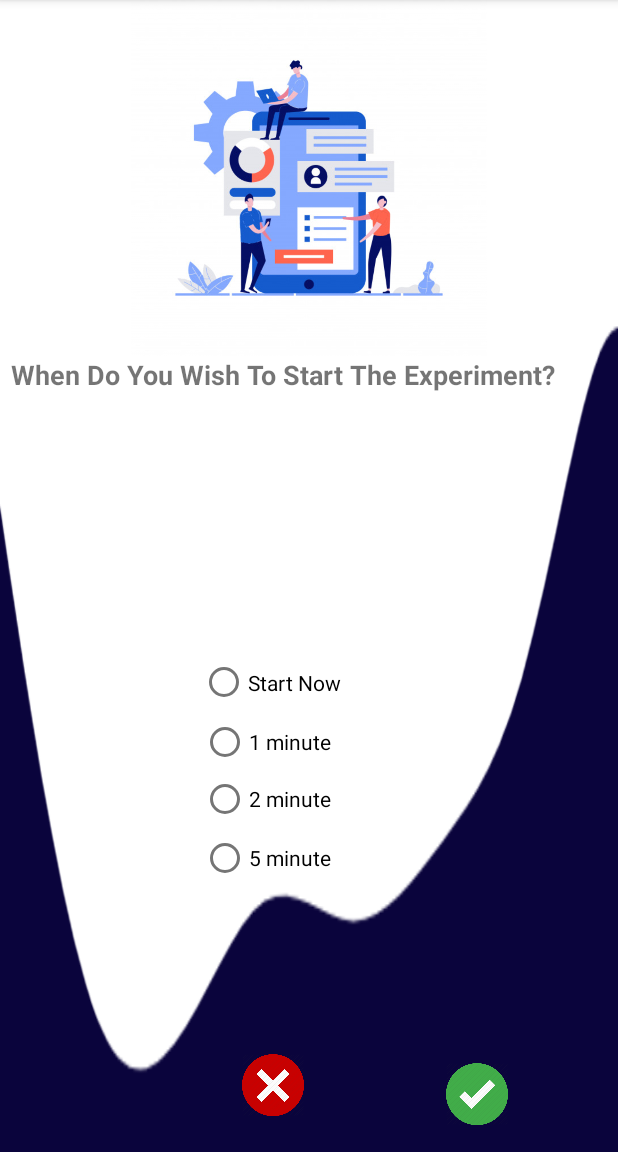
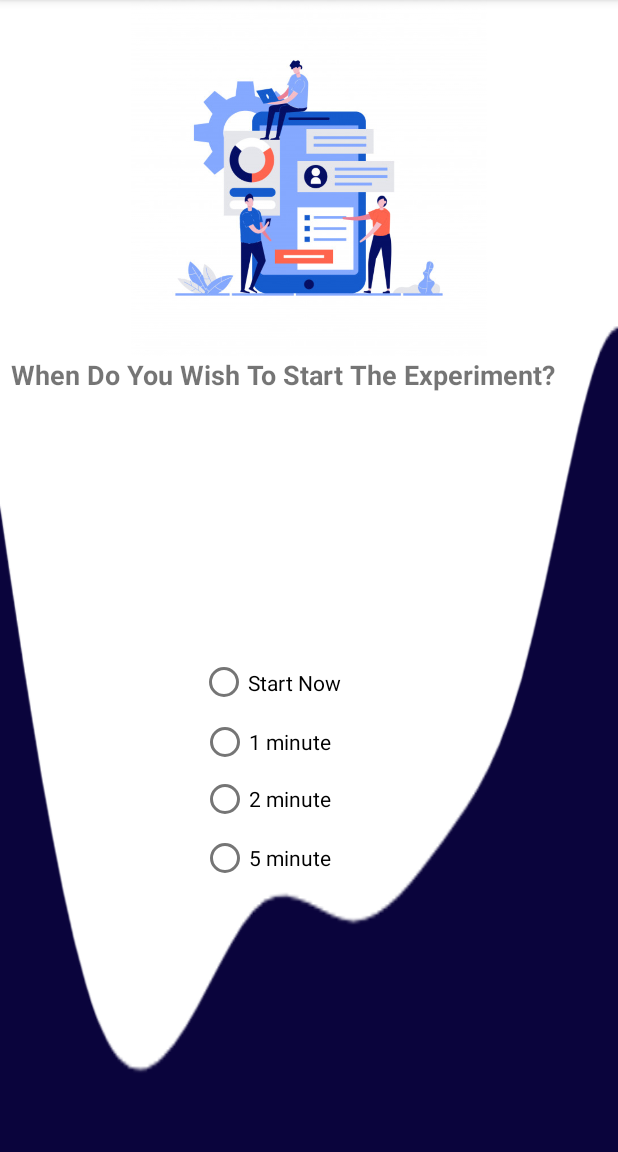
Before and after one commit to SLIIT-HCI/SMTEC, an Android app: the alertScreen screen opened directly, with no data from a screen before it, on a phone screen of 412 x 824 dp, the part 84-1236 px from its top. Run offline under Robolectric (Android 15) with nearby library versions, the phone set to English and light mode, and no system bars.

Commit message:
Update activity_alert_screen.xml

```diff
--- a/app/src/main/res/layout/activity_alert_screen.xml
+++ b/app/src/main/res/layout/activity_alert_screen.xml
@@ -67,25 +67,5 @@
         app:srcCompat="@drawable/image8" />
 
 
-    <ImageView
-        android:id="@+id/ok"
-        android:layout_width="52dp"
-        android:layout_height="41dp"
-        android:layout_alignParentStart="true"
-        android:layout_alignParentBottom="true"
-        android:layout_marginStart="292dp"
-        android:layout_marginBottom="18dp"
-        app:srcCompat="@drawable/ok" />
-
-    <ImageView
-        android:id="@+id/cancel"
-        android:layout_width="52dp"
-        android:layout_height="41dp"
-        android:layout_alignParentStart="true"
-        android:layout_alignParentBottom="true"
-        android:layout_marginStart="156dp"
-        android:layout_marginBottom="24dp"
-        app:srcCompat="@drawable/cancel" />
-
 
 </RelativeLayout>
```
